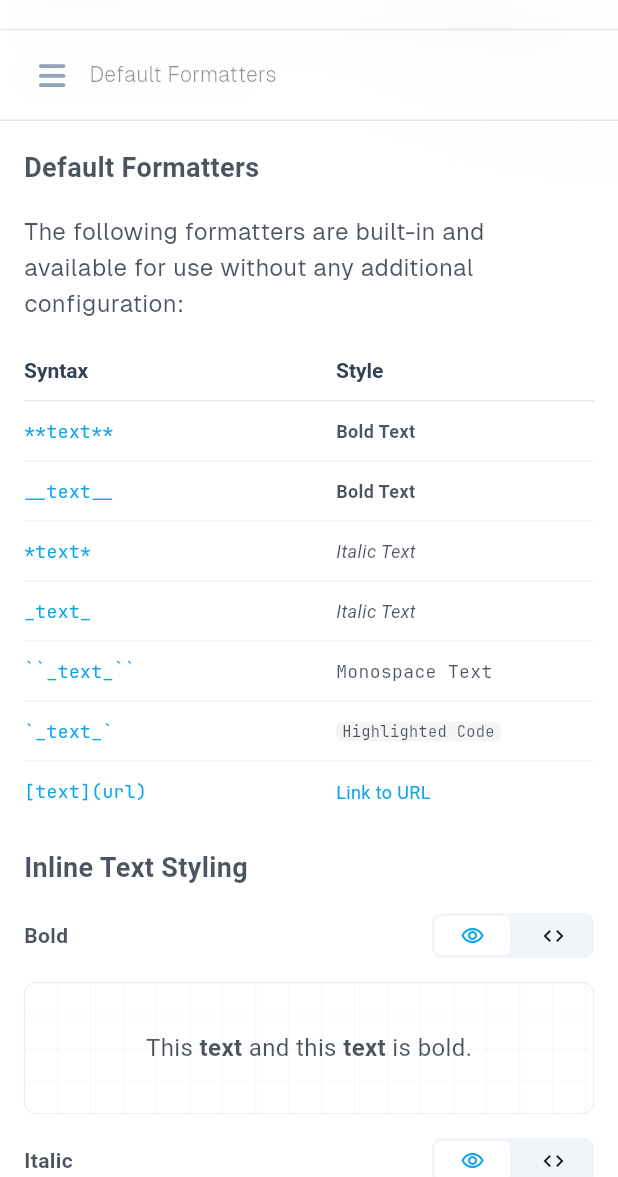
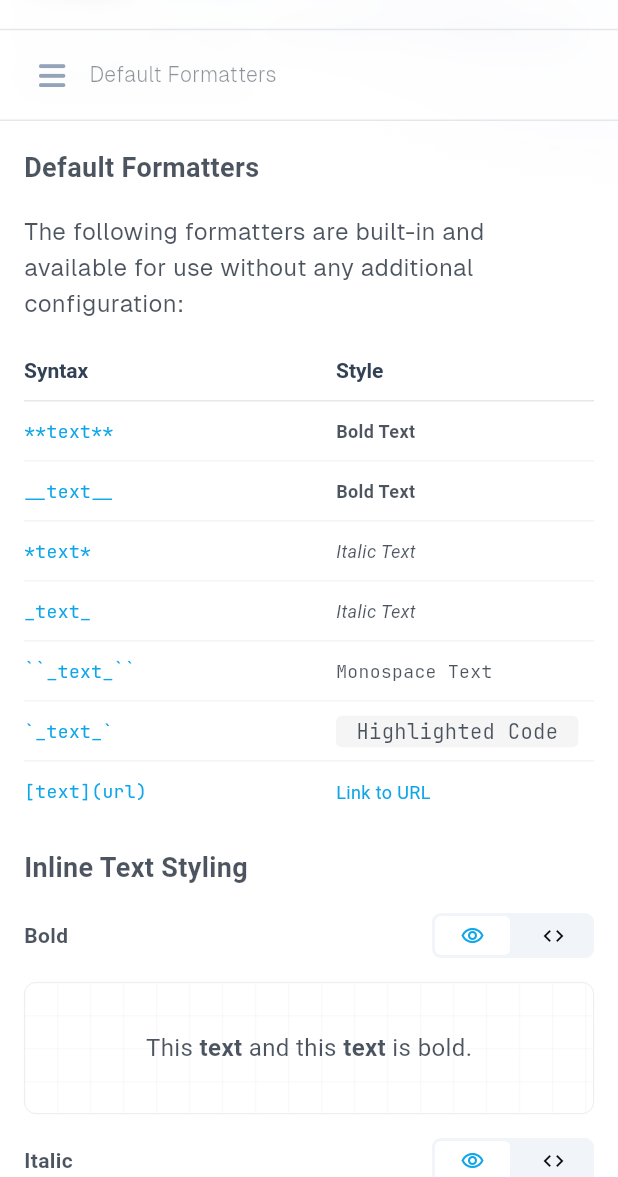
Before and after one commit to tazatechnology/flutter-tailwind-ui, a Flutter app: the ComponentRouteTText screen opened by its route, after a tap on "Default Formatters", on a phone screen of 412 x 824 dp, the part 59-1236 px from its top. Run offline on Flutter 3.47's test engine with Material 3 defaults, Android fonts, the phone set to English and light mode, and no system bars; our stand-ins replace flutter_riverpod, flutter_svg, font_awesome_flutter, go_router; missing offline and left inert: analyzer, build, flutter_app_info, source_gen, syntax_highlight, universal_html and 1 more.

Commit message:
Improved rich code formatter logic

```diff
--- a/example/lib/routes/components/text.dart
+++ b/example/lib/routes/components/text.dart
@@ -111,16 +111,15 @@ class ComponentRouteTText extends StatelessWidget {
           children: const [
             AppPreviewCard(
               title: 'Using Text Style',
+              description:
+                  'The easiest way to customize the format of the span is to use the `style` argument.',
               code: _TTextCustomStyleSource.code,
               child: _TTextCustomStyle(),
             ),
             AppPreviewCard(
               title: 'Using a Builder',
-              code: _TTextCustomStyleBuilderSource.code,
-              child: _TTextCustomStyleBuilder(),
-            ),
-            AppPreviewCard(
-              title: 'Using a Builder (Advanced)',
+              description:
+                  'For greater control, you can use the `builder` argument to create a custom `InlineSpan`. The `builder` can create complex spans that are more than just styled text.',
               code: _TTextCustomStyleBuilderAdvancedSource.code,
               child: _TTextCustomStyleBuilderAdvanced(),
             ),
@@ -310,31 +309,6 @@ class _TTextCustomStyle extends StatelessWidget {
 }
 
 // =============================================================================
-// CLASS: _TTextCustomStyleBuilder
-// =============================================================================
-
-@GenerateSource()
-class _TTextCustomStyleBuilder extends StatelessWidget {
-  const _TTextCustomStyleBuilder();
-
-  @override
-  Widget build(BuildContext context) {
-    return TText(
-      'This a custom formatter to create <red>colored</red> text',
-      formatters: [
-        TRichFormatter(
-          regex: RegExp(r'<red>(.*?)<\/red>'),
-          builder: (match) => TextSpan(
-            text: match.textMatch,
-            style: const TextStyle(color: TColors.red),
-          ),
-        ),
-      ],
-    );
-  }
-}
-
-// =============================================================================
 // CLASS: _TTextCustomStyleBuilderAdvanced
 // =============================================================================
 
@@ -354,13 +328,23 @@ class _TTextCustomStyleBuilderAdvanced extends StatelessWidget {
               alignment: PlaceholderAlignment.middle,
               child: TButton.outlined(
                 size: TWidgetSize.xs,
-                tooltip: 'Click me!',
-                child: Text(
-                  match.textMatch,
-                  style: match.context.tw.text.style_sm.copyWith(
-                    fontWeight: TFontWeight.normal,
+                selectableText: true,
+                tooltip: 'Click Me',
+                theme: TStyleTheme(
+                  animationDuration: const Duration(milliseconds: 100),
+                  backgroundColor: WidgetStateProperty.all(Colors.transparent),
+                  borderRadius: WidgetStateProperty.resolveWith((states) {
+                    if (states.hovered) {
+                      return TBorderRadius.rounded_full;
+                    } else {
+                      return TBorderRadius.rounded_md;
+                    }
+                  }),
+                  textStyle: WidgetStateProperty.all(
+                    const TextStyle(color: TColors.sky),
                   ),
                 ),
+                child: Text(match.textMatch),
                 onPressed: () {},
               ),
             );
--- a/lib/src/components/badge.dart
+++ b/lib/src/components/badge.dart
@@ -26,6 +26,7 @@ class TBadge extends StatelessWidget {
     this.onPressedLeading,
     this.onPressedTrailing,
     this.onHover,
+    this.selectableText = false,
     super.key,
   }) : variant = TStyleVariant.basic;
 
@@ -47,6 +48,7 @@ class TBadge extends StatelessWidget {
     this.onPressedLeading,
     this.onPressedTrailing,
     this.onHover,
+    this.selectableText = false,
     super.key,
   }) : variant = TStyleVariant.outlined;
 
@@ -68,6 +70,7 @@ class TBadge extends StatelessWidget {
     this.onPressedLeading,
     this.onPressedTrailing,
     this.onHover,
+    this.selectableText = false,
     super.key,
   }) : variant = TStyleVariant.filled;
 
@@ -89,6 +92,7 @@ class TBadge extends StatelessWidget {
     this.onPressedLeading,
     this.onPressedTrailing,
     this.onHover,
+    this.selectableText = false,
     super.key,
   }) : variant = TStyleVariant.soft;
 
@@ -111,6 +115,7 @@ class TBadge extends StatelessWidget {
     this.onPressedLeading,
     this.onPressedTrailing,
     this.onHover,
+    this.selectableText = false,
     super.key,
   });
 
@@ -172,6 +177,9 @@ class TBadge extends StatelessWidget {
 
   /// Called when a pointer enters or exits the response area.
   final ValueChanged<bool>? onHover;
+
+  /// Whether or not the badge text is selectable, by default it is not.
+  final bool selectableText;
 
   // ---------------------------------------------------------------------------
   // METHOD: getDefaultHeight
@@ -289,7 +297,7 @@ class TBadge extends StatelessWidget {
       onHover: onHover,
       leading: leading,
       trailing: trailing,
-      child: SelectionContainer.disabled(child: child),
+      child: selectableText ? child : SelectionContainer.disabled(child: child),
     );
   }
 }
--- a/lib/src/components/button.dart
+++ b/lib/src/components/button.dart
@@ -23,6 +23,7 @@ class TButton extends StatelessWidget {
     this.onPressed,
     this.onHover,
     this.tooltip,
+    this.selectableText = false,
   }) : variant = TStyleVariant.basic;
 
   /// Creates an outlined [TButton] button ([TStyleVariant.outlined]).
@@ -40,6 +41,7 @@ class TButton extends StatelessWidget {
     this.onPressed,
     this.onHover,
     this.tooltip,
+    this.selectableText = false,
   }) : variant = TStyleVariant.outlined;
 
   /// Creates a filled [TButton] button ([TStyleVariant.filled]).
@@ -57,6 +59,7 @@ class TButton extends StatelessWidget {
     this.onPressed,
     this.onHover,
     this.tooltip,
+    this.selectableText = false,
   }) : variant = TStyleVariant.filled;
 
   /// Creates a soft [TButton] button ([TStyleVariant.soft]).
@@ -74,6 +77,7 @@ class TButton extends StatelessWidget {
     this.onPressed,
     this.onHover,
     this.tooltip,
+    this.selectableText = false,
   }) : variant = TStyleVariant.soft;
 
   /// Creates a raw [TButton] button.
@@ -92,6 +96,7 @@ class TButton extends StatelessWidget {
     this.onPressed,
     this.onHover,
     this.tooltip,
+    this.selectableText = false,
   });
 
   /// The variant of the button.
@@ -136,6 +141,9 @@ class TButton extends StatelessWidget {
   ///
   /// Rendered using the [TTooltip] widget and supports rich text formatting.
   final String? tooltip;
+
+  /// Whether or not the button text is selectable, by default it is not.
+  final bool selectableText;
 
   // ---------------------------------------------------------------------------
   // METHOD: getDefaultHeight
@@ -249,7 +257,7 @@ class TButton extends StatelessWidget {
       loading: loading,
       onTap: onPressed,
       onHover: onHover,
-      child: SelectionContainer.disabled(child: child),
+      child: selectableText ? child : SelectionContainer.disabled(child: child),
     );
   }
 }
--- a/lib/src/components/split_button.dart
+++ b/lib/src/components/split_button.dart
@@ -32,6 +32,7 @@ class TSplitButton extends StatelessWidget {
     this.onHover,
     this.onHoverLeading,
     this.onHoverTrailing,
+    this.selectableText = false,
   }) : variant = TStyleVariant.basic;
 
   /// Creates an outlined [TSplitButton] button ([TStyleVariant.outlined]).
@@ -58,6 +59,7 @@ class TSplitButton extends StatelessWidget {
     this.onHover,
     this.onHoverLeading,
     this.onHoverTrailing,
+    this.selectableText = false,
   }) : variant = TStyleVariant.outlined;
 
   /// Creates a filled [TSplitButton] button ([TStyleVariant.filled]).
@@ -84,6 +86,7 @@ class TSplitButton extends StatelessWidget {
     this.onHover,
     this.onHoverLeading,
     this.onHoverTrailing,
+    this.selectableText = false,
   }) : variant = TStyleVariant.filled;
 
   /// Creates a soft [TSplitButton] button ([TStyleVariant.soft]).
@@ -110,6 +113,7 @@ class TSplitButton extends StatelessWidget {
     this.onHover,
     this.onHoverLeading,
     this.onHoverTrailing,
+    this.selectableText = false,
   }) : variant = TStyleVariant.soft;
 
   /// Creates a raw [TSplitButton] button.
@@ -137,6 +141,7 @@ class TSplitButton extends StatelessWidget {
     this.onHover,
     this.onHoverLeading,
     this.onHoverTrailing,
+    this.selectableText = false,
   });
 
   /// The variant of the button.
@@ -210,6 +215,9 @@ class TSplitButton extends StatelessWidget {
 
   /// Called when a pointer enters or exits the trailing area.
   final ValueChanged<bool>? onHoverTrailing;
+
+  /// Whether or not the button text is selectable, by default it is not.
+  final bool selectableText;
 
   // ---------------------------------------------------------------------------
   // METHOD: _effectiveBorderRadius
@@ -394,6 +402,7 @@ class TSplitButton extends StatelessWidget {
             color: color,
             loading: loading,
             tooltip: tooltip,
+            selectableText: selectableText,
             onPressed: onPressed,
             onHover: onHover,
             controller: controller,
--- a/lib/src/utilities/rich_parser.dart
+++ b/lib/src/utilities/rich_parser.dart
@@ -242,26 +242,42 @@ class TRichFormatter {
         final tw = context.tw;
         final backgroundColor =
             tw.light ? const Color(0xfff5f5f5) : const Color(0xff333333);
+        final fontSize = match.baseStyle.fontSize ?? TFontSize.text_md;
+        final codeSpan = TRichParser(formatters: match.formatters).parse(
+          context: match.context,
+          text: match.textMatch,
+          style: match.baseStyle.copyWith(
+            fontSize: fontSize,
+            fontFamily: tw.text.fontFamilyMono,
+            height: TLineHeight.none,
+          ),
+        );
+
         return WidgetSpan(
           alignment: PlaceholderAlignment.middle,
-          child: Container(
-            padding: TOffset.x4,
+          child: Stack(
+            alignment: Alignment.center,
+            children: [
+              Container(
+                padding: TOffset.x2,
                 decoration: BoxDecoration(
                   color: backgroundColor,
                   borderRadius: TBorderRadius.rounded,
                 ),
-            // Pass to another TRichParser to parse the text inside the code block
+                // Hidden span to align span with surrounding text
                 child: Text.rich(
-              TRichParser(formatters: match.formatters).parse(
-                context: match.context,
-                text: match.textMatch,
-                style: match.baseStyle.copyWith(
-                  fontFamily: tw.text.fontFamilyMono,
-                  height: TLineHeight.none,
+                  codeSpan,
+                  style: const TextStyle(color: Colors.transparent),
                 ),
               ),
+              // Overlay the formatted code span with smaller font size
+              SelectionContainer.disabled(
+                child: Text.rich(
+                  codeSpan,
                   textScaler: const TextScaler.linear(0.85),
                 ),
+              ),
+            ],
           ),
         );
       },
```
Also changed, not shown: example/lib/routes/components/components.g.dart. Lines whose indentation alone changed are shown as unchanged.
